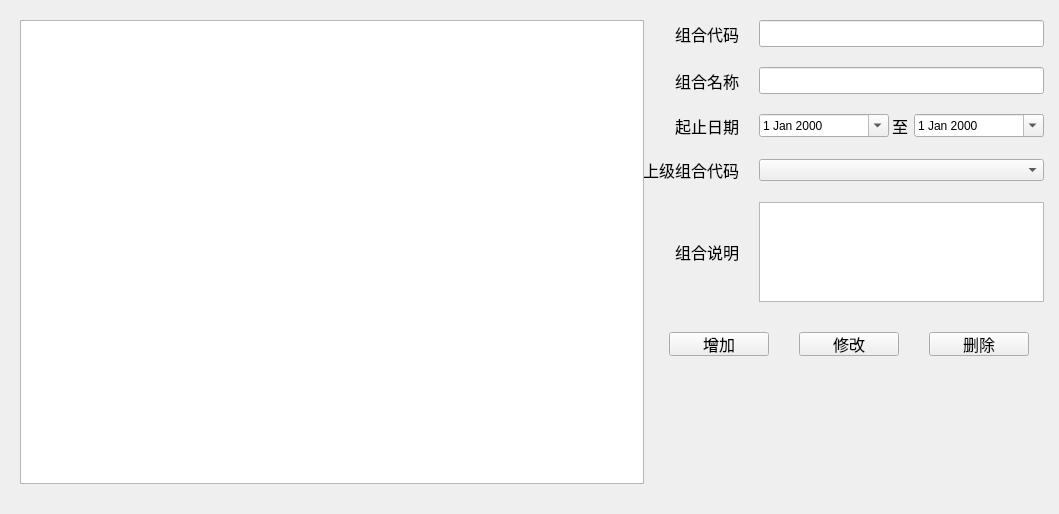
This is FML/view/mainframe/paramgrunion.ui in ruofeng216/fmlnew as Qt 5 draws it before an edit. The edited form follows.
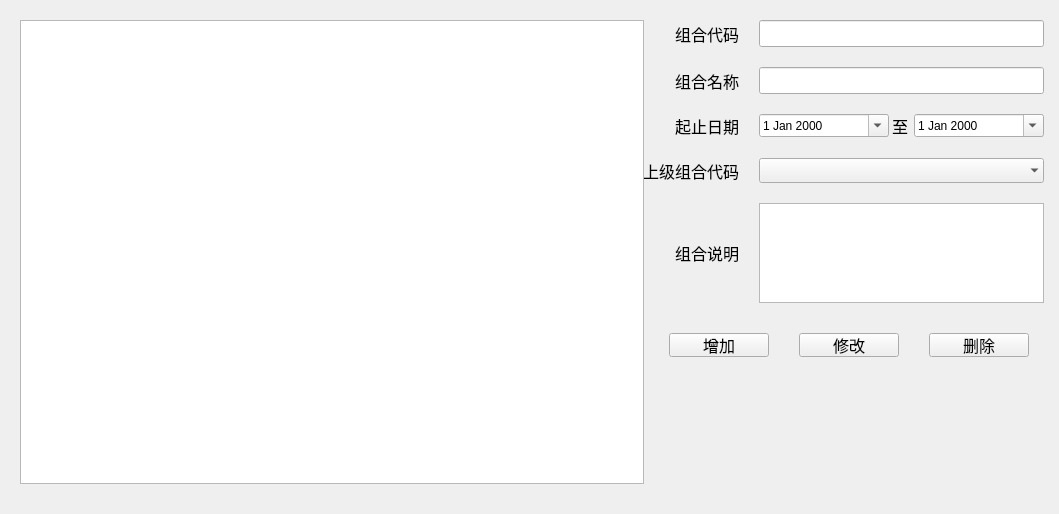
This is the edited form.

What changed in the file:
```diff
--- a/FML/view/mainframe/paramgrunion.ui
+++ b/FML/view/mainframe/paramgrunion.ui
@@ -310,7 +310,22 @@
          </widget>
         </item>
         <item>
-         <widget class="QComboBox" name="comboBox_parentcode"/>
+         <widget class="QComboBox" name="comboBox_parentcode">
+          <property name="sizePolicy">
+           <sizepolicy hsizetype="Preferred" vsizetype="Fixed">
+            <horstretch>0</horstretch>
+            <verstretch>0</verstretch>
+           </sizepolicy>
+          </property>
+          <property name="font">
+           <font>
+            <pointsize>12</pointsize>
+           </font>
+          </property>
+          <property name="frame">
+           <bool>false</bool>
+          </property>
+         </widget>
         </item>
        </layout>
       </item>
```
Left out of the diff: 9 changed lines with no effect on the pictures.
